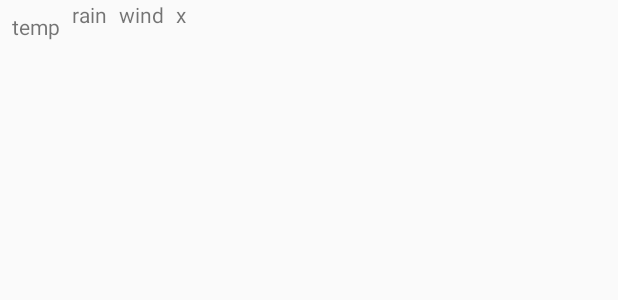
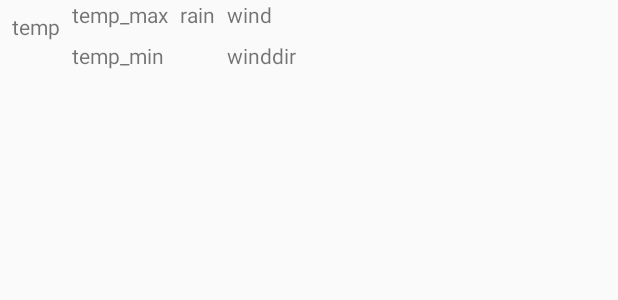
Before and after one commit to indiedotkim/SunRunAI, an Android app: the layout view_day.xml on its own in the app's theme, with its tools: preview values and no code run, on a phone screen of 412 x 824 dp. Shown: the top 300 px of the screen. Run offline under Robolectric (Android 15) with nearby library versions, the phone set to English and light mode, and no system bars.

```diff
--- a/app/src/main/res/layout/view_day.xml
+++ b/app/src/main/res/layout/view_day.xml
@@ -17,13 +17,32 @@
         android:layout_marginTop="8dp" />
 
     <TextView
+        android:id="@+id/temp_max"
+        android:layout_width="wrap_content"
+        android:layout_height="wrap_content"
+        android:text="temp_max"
+        tools:layout_editor_absoluteY="8dp"
+        app:layout_constraintLeft_toRightOf="@+id/temperature"
+        android:layout_marginLeft="8dp" />
+
+    <TextView
+        android:id="@+id/temp_min"
+        android:layout_width="wrap_content"
+        android:layout_height="wrap_content"
+        android:text="temp_min"
+        android:layout_marginTop="8dp"
+        app:layout_constraintTop_toBottomOf="@+id/temp_max"
+        android:layout_marginLeft="0dp"
+        app:layout_constraintLeft_toLeftOf="@+id/temp_max" />
+
+    <TextView
         android:id="@+id/rain"
         android:layout_width="wrap_content"
         android:layout_height="wrap_content"
         android:layout_weight="1"
         android:text="rain"
         tools:layout_editor_absoluteY="8dp"
-        app:layout_constraintLeft_toRightOf="@+id/temperature"
+        app:layout_constraintLeft_toRightOf="@+id/temp_max"
         android:layout_marginLeft="8dp" />
 
     <TextView
@@ -31,10 +50,11 @@
         android:layout_width="wrap_content"
         android:layout_height="wrap_content"
         android:layout_weight="1"
-        android:text="x"
-        tools:layout_editor_absoluteY="8dp"
-        app:layout_constraintLeft_toRightOf="@+id/windspeed"
-        android:layout_marginLeft="8dp" />
+        android:text="winddir"
+        android:layout_marginTop="8dp"
+        app:layout_constraintTop_toBottomOf="@+id/windspeed"
+        android:layout_marginLeft="0dp"
+        app:layout_constraintLeft_toLeftOf="@+id/windspeed" />
 
     <TextView
         android:id="@+id/windspeed"
@@ -51,8 +71,8 @@
         android:layout_width="wrap_content"
         android:layout_height="wrap_content"
         android:layout_marginLeft="8dp"
-        android:layout_marginTop="0dp"
         app:layout_constraintLeft_toLeftOf="parent"
-        app:layout_constraintTop_toBottomOf="@+id/temperature" />
+        android:layout_marginTop="8dp"
+        app:layout_constraintTop_toBottomOf="@+id/winddirection" />
 
 </android.support.constraint.ConstraintLayout>
```
Also changed, not shown: app/src/main/java/com/burntrac/sunrunai/ActivityHelper.java (+62 -3 lines), app/src/main/java/com/burntrac/sunrunai/MainActivity.java (+13 -8 lines), app/src/main/java/com/burntrac/sunrunai/MeteorWrapper.java (+9 -1 lines), app/src/main/java/com/burntrac/sunrunai/WeatherWrapper.java (+81 -6 lines).
